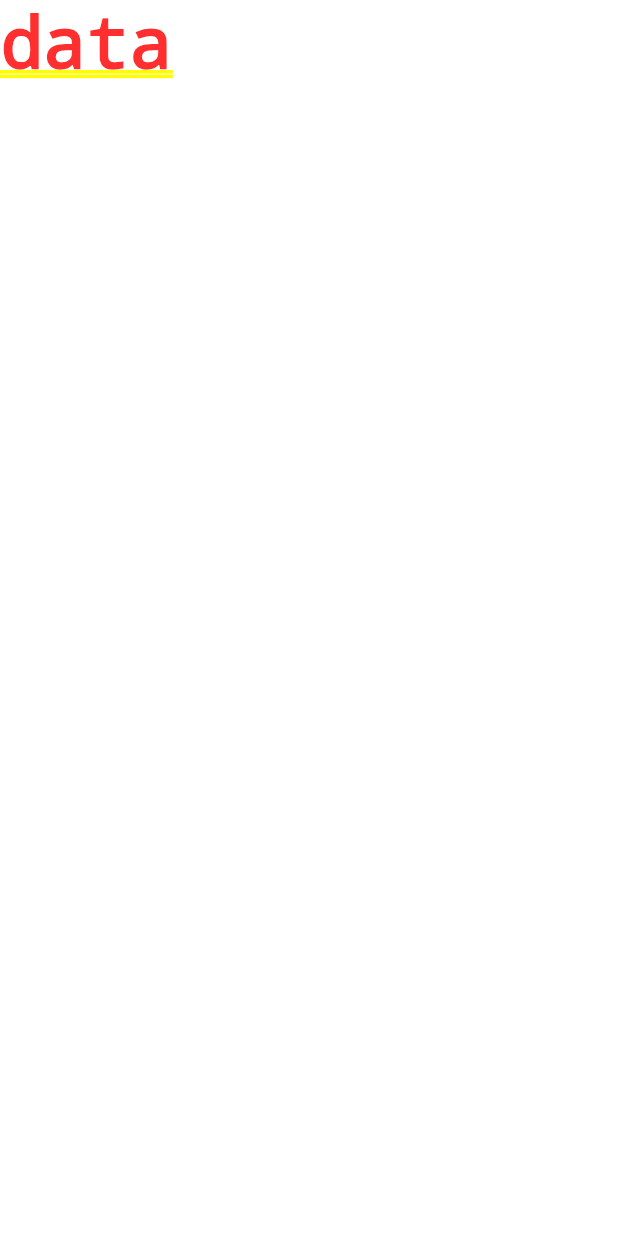
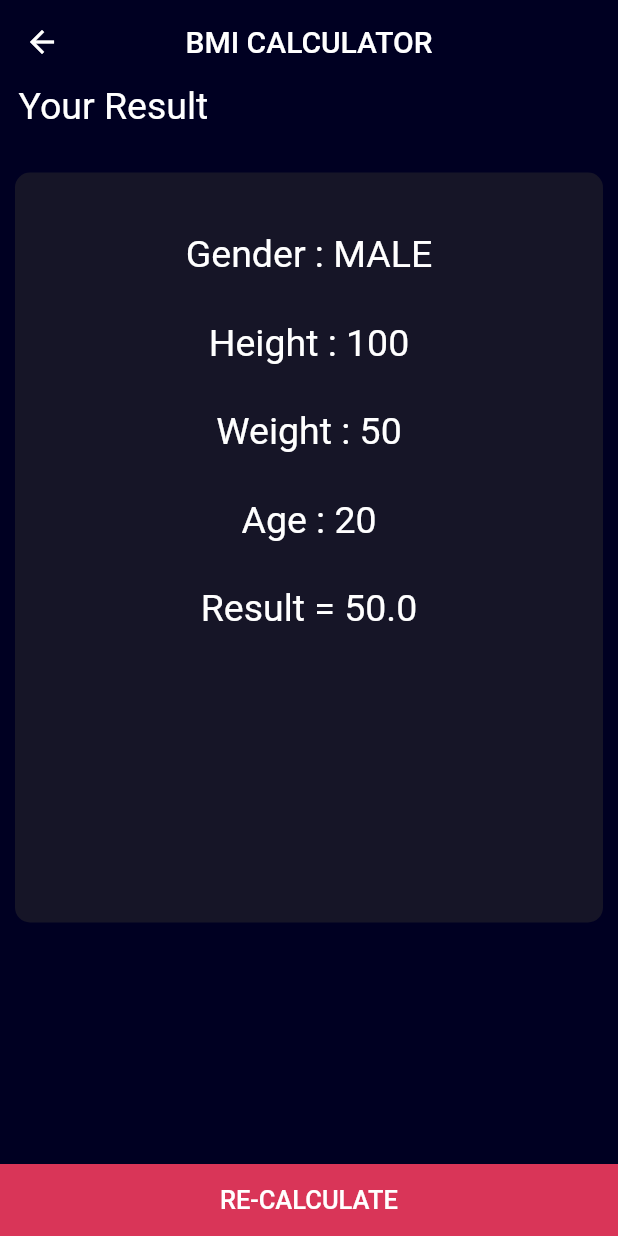
Before and after one commit to MarioAshraf1/bmi_calculator, a Flutter app: the screen it shows after launch, after a tap on the "remove" icon, after a tap on the "add" icon, after a tap on "CALCULATE", on a phone screen of 412 x 824 dp. Run offline on Flutter 3.47's test engine with Material 2 defaults, Android fonts, the phone set to English and light mode, and no system bars.

Commit message:
final commit

```diff
--- a/lib/component/gender_widget.dart
+++ b/lib/component/gender_widget.dart
@@ -1,23 +1,29 @@
-import 'package:bmi_calculator/models/gender_model.dart';
 import 'package:flutter/material.dart';
 class Gender extends StatelessWidget {
-  const Gender({super.key, required this.model,});
-final GenderModel model;
+  const Gender({super.key, required this.icon, required this.type, required this.color, this.onTap, });
 
-
+final IconData icon;
+final String type;
+final Color color;
+final Function()? onTap;
   @override
   Widget build(BuildContext context) {
-    return Container(
+    return Expanded(
+      child: GestureDetector(
+        onTap: onTap ,
+        child: Container(
           decoration: BoxDecoration(
-        color:Color(0xFF161527),
+            color:color,
             borderRadius: BorderRadius.circular(10),
           ),
           child: Column(
             mainAxisAlignment: MainAxisAlignment.center,
             children: [
-          Icon(model.icon,size: 50, color: Colors.white,),
-          Text(model.text,style: TextStyle(fontSize: 30 ,color: Color(0xFF474657)),),
+              Icon(icon , size: 50, color: Colors.white,),
+              Text(type,style: const TextStyle(fontSize: 30 ,color: Color(0xFF474657)),),
             ],
+          ),
+        ),
       ),
     );
   }
--- a/lib/component/person_details.dart
+++ b/lib/component/person_details.dart
@@ -1,54 +1,66 @@
+import 'package:bmi_calculator/provider.dart';
 import 'package:flutter/material.dart';
-class PersonDetails extends StatefulWidget {
-   PersonDetails({super.key, required this.text, required this.num, });
-     String text;
-     int num;
+import 'package:provider/provider.dart';
 
-  @override
-  State<PersonDetails> createState() => _PersonDetailsState();
-}
-
-class _PersonDetailsState extends State<PersonDetails> {
-
-
+class PersonDetails extends StatelessWidget {
+  const PersonDetails({
+    super.key,
+    required this.text,
+    required this.num,
+  });
+final String text;
+final int num;
   @override
   Widget build(BuildContext context) {
+    var provider = Provider.of<MyAppProvider>(context);
     return Expanded(
       child: Container(
         decoration: BoxDecoration(
-          color: Color(0xFF161527),
+          color: const Color(0xFF161527),
           borderRadius: BorderRadius.circular(10),
         ),
         child: Column(
           mainAxisAlignment: MainAxisAlignment.center,
           children: [
-          Text(widget.text ,style: TextStyle(color: Color(0xFF3E3D4F),fontSize: 25),),
-            Text('${widget.num}' , style: TextStyle(fontSize: 30 ,color: Colors.white),),
+            Text(
+              text,
+              style: const TextStyle(color: Color(0xFF3E3D4F), fontSize: 25),
+            ),
+            Text(
+              "${text == 'Weight' ? provider.numW : provider.numAge}",
+              style: const TextStyle(fontSize: 30, color: Colors.white),
+            ),
             Row(
               mainAxisAlignment: MainAxisAlignment.center,
               children: [
-              FloatingActionButton(
-                foregroundColor: Colors.black,
-                mini: true,
-                  backgroundColor: Color(0xffEBDDFF),
-                  child: Icon(Icons.remove),
-                  onPressed: (){
-                    setState(() {
-                      widget.num--;
-                    });
-                  }),
-                SizedBox(width: 5,),
                 FloatingActionButton(
-                  mini: true,
-                    backgroundColor: Color(0xffEBDDFF),
-                    child: Icon(Icons.add ,color: Colors.black,),
-                    onPressed: (){
-                      setState(() {
-                        widget.num++;
-                      });
+                    heroTag: null,
+                    foregroundColor: Colors.black,
+                    mini: true,
+                    backgroundColor: const Color(0xffEBDDFF),
+                    child: const Icon(Icons.remove),
+                    onPressed: () {
+                      text == 'Weight' ? provider.minW() : provider.minAge();
                     }),
-            ],),
-        ],),
+                const SizedBox(
+                  width: 5,
+                ),
+                FloatingActionButton(
+                    heroTag: null,
+                    mini: true,
+                    backgroundColor: const Color(0xffEBDDFF),
+                    child: const Icon(
+                      Icons.add,
+                      color: Colors.black,
+                    ),
+                    onPressed: () {
+
+                     text == 'Age' ? provider.addAge() : provider.addW();
+                    }),
+              ],
+            ),
+          ],
+        ),
       ),
     );
   }
--- /dev/null
+++ b/lib/component/result_text.dart
@@ -0,0 +1,24 @@
+import 'package:bmi_calculator/models/result_model.dart';
+import 'package:flutter/material.dart';
+
+class ResultText extends StatelessWidget {
+  const ResultText({super.key, required this.model});
+  final ResultModel model;
+
+  @override
+  Widget build(BuildContext context) {
+    return Row(
+        mainAxisAlignment: MainAxisAlignment.center,
+        children: [
+          Text(
+            model.text,
+            style: const TextStyle(fontSize: 25, color: Colors.white),
+          ),
+          Text(
+            model.result,
+            style: const TextStyle(fontSize: 25, color: Colors.white),
+          )
+        ],
+      );
+  }
+}
--- a/lib/main.dart
+++ b/lib/main.dart
@@ -1,17 +1,20 @@
+import 'package:bmi_calculator/provider.dart';
 import 'package:bmi_calculator/screens/bmi_screen.dart';
 import 'package:flutter/material.dart';
+import 'package:provider/provider.dart';
 
 void main() {
-  runApp(const MyApp());
+  runApp(ChangeNotifierProvider(
+      create: (BuildContext context) => MyAppProvider(), child: const MyApp()));
 }
 
 class MyApp extends StatelessWidget {
   const MyApp({super.key});
 
-  // This widget is the root of your application.
+
   @override
   Widget build(BuildContext context) {
-    return MaterialApp(
+    return const MaterialApp(
       debugShowCheckedModeBanner: false,
       home: BMIScreen(),
     );
--- /dev/null
+++ b/lib/models/result_model.dart
@@ -0,0 +1,6 @@
+class ResultModel{
+
+  final String text;
+  final String result;
+  const ResultModel({required this.result ,required this.text});
+}
--- /dev/null
+++ b/lib/provider.dart
@@ -0,0 +1,58 @@
+import 'package:flutter/material.dart';
+
+import 'models/result_model.dart';
+
+class MyAppProvider extends ChangeNotifier {
+  int num = 0;
+  int numW = 50;
+  int numAge = 20;
+  double height=100;
+  bool isMale = true;
+
+
+List<ResultModel> creatResultsList(){
+  List <ResultModel> resultModel = [
+       ResultModel(result: isMale == true ? ' MALE' : ' FEMALE', text: 'Gender :',),
+                ResultModel ( result: '${height.toInt()}', text: 'Height : '),
+                ResultModel(text: 'Weight : ', result: '$numW'),
+                ResultModel(text: 'Age : ', result: '$numAge'),
+     ];
+     List<ResultModel> newResult = [];
+  for(int i = 0; i < 4; i++){
+   newResult.add(resultModel[i]);
+  }
+  return newResult;
+}
+
+
+  void changeGenderToMale() {
+    isMale = true;
+    notifyListeners();
+  }
+
+  void changeGenderToFemale() {
+    isMale = false;
+    notifyListeners();
+  }
+
+  void addW() {
+    numW++;
+    notifyListeners();
+  }
+
+  void minW() {
+    numW--;
+    notifyListeners();
+  }
+
+  void addAge() {
+    numAge++;
+    notifyListeners();
+  }
+
+  void minAge() {
+    numAge--;
+    notifyListeners();
+  }
+
+}
--- a/lib/screens/bmi_screen.dart
+++ b/lib/screens/bmi_screen.dart
@@ -1,111 +1,152 @@
+import 'dart:math';
 import 'package:bmi_calculator/component/gender_widget.dart';
 import 'package:bmi_calculator/component/person_details.dart';
 import 'package:bmi_calculator/models/gender_model.dart';
 import 'package:bmi_calculator/screens/result_screen.dart';
 import 'package:flutter/material.dart';
-class BMIScreen extends StatefulWidget {
-  const BMIScreen({super.key,});
+import 'package:provider/provider.dart';
+import '../provider.dart';
 
-  @override
-  State<BMIScreen> createState() => _BMIScreenState();
-}
+class BMIScreen extends StatelessWidget {
+  const BMIScreen({
+    super.key,
+  });
 
-class _BMIScreenState extends State<BMIScreen> {
   final List<GenderModel> modelList = const [
     GenderModel(text: 'MALE', icon: Icons.male),
     GenderModel(text: 'FEMALE', icon: Icons.female),
   ];
- double value=100;
- int num= 50;
- int age= 20;
+
   @override
   Widget build(BuildContext context) {
+    var provider = Provider.of<MyAppProvider>(context);
     return Scaffold(
-      backgroundColor: Color(0xFF000022),
+      backgroundColor: const Color(0xFF000022),
       appBar: AppBar(
         backgroundColor: Colors.transparent,
         elevation: 0,
         centerTitle: true,
-        title: Text('BMI CALCULATOR'),),
-
+        title: const Text('BMI CALCULATOR'),
+      ),
       body: Column(
         mainAxisSize: MainAxisSize.min,
         children: [
-      // Row(
-      //   children: [
-      //     Expanded(
-      //       child: ListView.builder(
-      //         shrinkWrap: true,
-      //         itemCount: modelList.length,
-      //         scrollDirection: Axis.horizontal,
-      //         itemBuilder: (context, index) => Gender(model: modelList[index]),),
-      //     ),
-      //   ],
-      // ),
-
+          Expanded(
+            child: Padding(
+              padding: const EdgeInsets.all(10),
+              child: Row(
+                children: [
+                  Gender(
+                      onTap: () {
+                        provider.changeGenderToMale();
+                      },
+                      icon: Icons.male,
+                      type: 'MALE',
+                      color: provider.isMale
+                          ? const Color(0xffD93559)
+                          : const Color(0xff141427)),
+                  const SizedBox(
+                    width: 10,
+                  ),
+                  Gender(
+                    onTap: () {
+                      provider.changeGenderToFemale();
+                    },
+                    icon: Icons.female,
+                    type: 'FEMALE',
+                    color: provider.isMale
+                        ? const Color(0xff141427)
+                        : const Color(0xffD93559),
+                  ),
+                ],
+              ),
+            ),
+          ),
+          ////////////////////////////////////////////////////////////////////////////section2
           Expanded(
             child: Container(
-margin: EdgeInsets.symmetric(horizontal: 10),
+              margin: const EdgeInsets.symmetric(horizontal: 10),
               decoration: BoxDecoration(
                 borderRadius: BorderRadius.circular(10),
-             color: Color(0xFF161527),
+                color: const Color(0xFF161527),
               ),
               child: Column(
                 children: [
-               SizedBox(height: 20,),
-             Text('HEIGHT' ,style: TextStyle(color: Color(0xFF4D4C5C) ,fontSize: 25),),
-             Spacer(flex: 1,),
+                  const SizedBox(
+                    height: 20,
+                  ),
+                  const Text(
+                    'HEIGHT',
+                    style: TextStyle(color: Color(0xFF4D4C5C), fontSize: 25),
+                  ),
+                  const Spacer(
+                    flex: 1,
+                  ),
                   Row(
                     mainAxisAlignment: MainAxisAlignment.center,
                     crossAxisAlignment: CrossAxisAlignment.baseline,
                     textBaseline: TextBaseline.alphabetic,
                     children: [
-                 Text('${value.toInt()}', style: TextStyle(fontSize: 40 , color: Colors.white),),
-                 Text('cm', style: TextStyle(fontSize: 10 , color: Colors.white),),
+                      Text(
+                        '${provider.height.toInt()}',
+                        style:
+                            const TextStyle(fontSize: 40, color: Colors.white),
+                      ),
+                      const Text(
+                        'cm',
+                        style: TextStyle(fontSize: 10, color: Colors.white),
+                      ),
                     ],
                   ),
                   Slider(
-                 thumbColor: Color(0xFFD93558),
+                      thumbColor: const Color(0xFFD93558),
                       max: 200,
                       min: 80,
                       activeColor: Colors.white,
                       inactiveColor: Colors.grey,
-                   value: value, onChanged: (value){
-                  setState(() {
-                    this.value=value;
-                  });
-               }
-               ),
-               Spacer(flex: 1,)
-           ],),
+                      value: provider.height,
+                      onChanged: (value) {
+                        provider.height = value;
+                      }),
+                  const Spacer(
+                    flex: 1,
+                  )
+                ],
               ),
             ),
+          ),
+          ///////////////////////////////////////////////////////////////////section3
           Expanded(
-         child:Padding(
+              child: Padding(
             padding: const EdgeInsets.all(10),
             child: Row(
               children: [
-               PersonDetails(text: 'WEIGHT', num: num,),
-               SizedBox(width: 10,),
-               PersonDetails(text: 'AGE', num: age,),
+                PersonDetails(text: "Weight", num: provider.num),
+                const SizedBox(
+                  width: 10,
+                ),
+                PersonDetails(text: "Age", num: provider.num),
               ],
             ),
-         )
-       ),
-
+          )),
+          ///////////////////////////////////////////////////////////////////////////////////////bottun
           Container(
-          color: Color(0xffD93558),
+            color: const Color(0xffD93558),
             width: double.infinity,
-          child:   MaterialButton(
-             onPressed: (){
+            child: MaterialButton(
+                onPressed: () {
+                  double result = provider.numW / pow(provider.height/100, 2);
                   Navigator.push(context, MaterialPageRoute(builder: (context) {
-                 return ResultScreen();
-               } ));
-             }, child: Text('CALCULATE' ,style: TextStyle(color: Colors.white ,fontSize:17 ),)),
+                    return ResultScreen(result: result, height: provider.height,);
+                  }));
+                },
+                child: const Text(
+                  'CALCULATE',
+                  style: TextStyle(color: Colors.white, fontSize: 17),
+                )),
           )
         ],
       ),
     );
-
   }
 }
--- a/lib/screens/result_screen.dart
+++ b/lib/screens/result_screen.dart
@@ -1,11 +1,92 @@
+import 'package:bmi_calculator/component/result_text.dart';
+import 'package:bmi_calculator/provider.dart';
 import 'package:flutter/material.dart';
+import 'package:provider/provider.dart';
+
+import '../models/result_model.dart';
+
 class ResultScreen extends StatelessWidget {
-  const ResultScreen({super.key});
+  ResultScreen({
+    required this.result,
+    super.key,
+    required this.height,
+  });
+  final double result;
+  final double height;
 
   @override
   Widget build(BuildContext context) {
-    return Container(
-      child: Text('data')
+    var provider = Provider.of<MyAppProvider>(context);
+    final List<ResultModel> resultModel = [
+      ResultModel(
+        result: provider.isMale == true ? ' MALE' : ' FEMALE',
+        text: 'Gender :',
+      ),
+      ResultModel(result: '${provider.height.toInt()}', text: 'Height : '),
+      ResultModel(text: 'Weight : ', result: '${provider.numW}'),
+      ResultModel(text: 'Age : ', result: '${provider.numAge}'),
+      ResultModel(result: '$result', text: 'Result = ')
+    ];
+    return Scaffold(
+      backgroundColor: const Color(0xff000022),
+      appBar: AppBar(
+        elevation: 0,
+        backgroundColor: Colors.transparent,
+        title: const Text(
+          'BMI CALCULATOR',
+        ),
+        centerTitle: true,
+      ),
+      body: Column(
+        crossAxisAlignment: CrossAxisAlignment.start,
+        children: [
+          const Text(
+            '  Your Result',
+            style: TextStyle(color: Colors.white, fontSize: 25),
+          ),
+          const SizedBox(
+            height: 20,
+          ),
+          Padding(
+            padding: const EdgeInsets.all(10.0),
+            child: Container(
+              height: 500,
+                width: double.infinity,
+                decoration: BoxDecoration(
+                  borderRadius: BorderRadius.circular(10),
+                  color: const Color(0xff161527),
+                ),
+                child: Padding(
+                  padding: const EdgeInsets.symmetric(vertical:40.0),
+                  child: Center(
+                    child: ListView.separated(
+                      physics:const BouncingScrollPhysics(),
+                      itemCount: resultModel.length,
+                      itemBuilder: (context, index) =>
+                          ResultText(model: resultModel[index]),
+                      separatorBuilder: (BuildContext context, int index) =>
+                          const SizedBox(
+                        height: 30,
+                      ),
+                    ),
+                  ),
+                )),
+          ),
+          const Spacer(
+            flex: 1,
+          ),
+          Container(
+            color: const Color(0xffD93558),
+            width: double.infinity,
+            child: MaterialButton(
+                onPressed: () {},
+                child: const Text(
+                  'RE-CALCULATE',
+                  style: TextStyle(color: Colors.white, fontSize: 17),
+                )),
+          )
+        ],
+      ),
     );
   }
 }
--- a/pubspec.yaml
+++ b/pubspec.yaml
@@ -35,6 +35,7 @@ dependencies:
   # The following adds the Cupertino Icons font to your application.
   # Use with the CupertinoIcons class for iOS style icons.
   cupertino_icons: ^1.0.2
+  provider: ^6.0.5
 
 dev_dependencies:
   flutter_test:
```
Also changed, not shown: pubspec.lock. Lines whose indentation alone changed are shown as unchanged.
